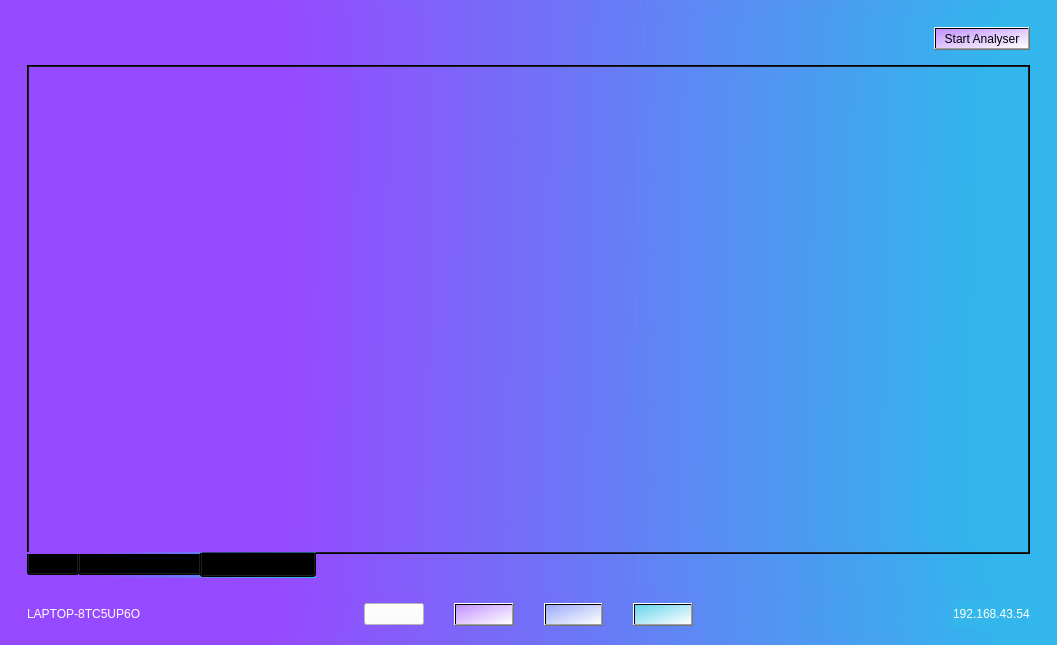
Old version of the form src/designs/mainWindow.ui in the repository MoonPengu/WebScrapper.
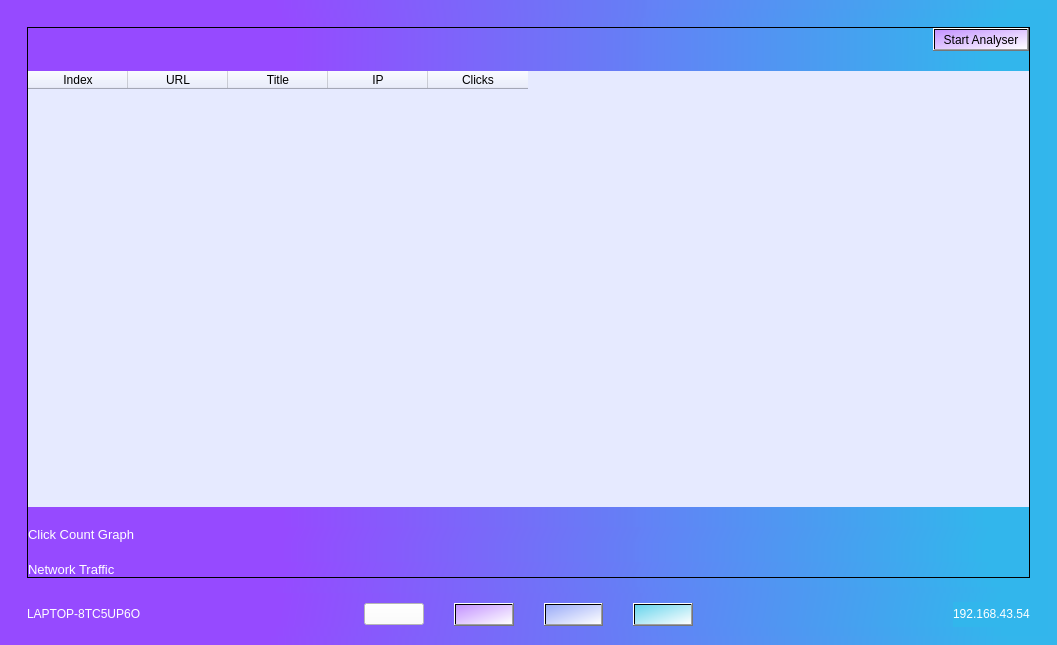
New version of the form. The open tabs and pages were chosen to show the change. Icons and pictures are not drawn.

Patch:
```diff
--- a/src/designs/mainWindow.ui
+++ b/src/designs/mainWindow.ui
@@ -535,9 +535,30 @@
           </layout>
          </widget>
          <widget class="QWidget" name="NetworkAnalyserPage">
-          <layout class="QVBoxLayout" name="verticalLayout_10">
+          <layout class="QVBoxLayout" name="verticalLayout_8">
+           <item>
+            <widget class="QFrame" name="frame_9">
+             <property name="frameShape">
+              <enum>QFrame::StyledPanel</enum>
+             </property>
+             <property name="frameShadow">
+              <enum>QFrame::Raised</enum>
+             </property>
+             <layout class="QVBoxLayout" name="verticalLayout_7">
            <property name="spacing">
-            <number>15</number>
+               <number>20</number>
+              </property>
+              <property name="leftMargin">
+               <number>0</number>
+              </property>
+              <property name="topMargin">
+               <number>0</number>
+              </property>
+              <property name="rightMargin">
+               <number>0</number>
+              </property>
+              <property name="bottomMargin">
+               <number>0</number>
            </property>
            <item alignment="Qt::AlignRight">
             <widget class="QPushButton" name="startAnalyserBtn">
@@ -553,60 +574,19 @@
             </widget>
            </item>
            <item>
-            <widget class="QTabWidget" name="tabWidget">
-             <property name="cursor">
-              <cursorShape>ArrowCursor</cursorShape>
-             </property>
-             <property name="styleSheet">
-              <string notr="true"/>
-             </property>
-             <property name="tabPosition">
-              <enum>QTabWidget::South</enum>
-             </property>
-             <property name="tabShape">
-              <enum>QTabWidget::Rounded</enum>
-             </property>
-             <property name="currentIndex">
-              <number>0</number>
-             </property>
-             <property name="iconSize">
-              <size>
-               <width>16</width>
-               <height>16</height>
-              </size>
-             </property>
-             <property name="elideMode">
-              <enum>Qt::ElideNone</enum>
-             </property>
-             <property name="usesScrollButtons">
-              <bool>true</bool>
-             </property>
-             <property name="documentMode">
-              <bool>false</bool>
-             </property>
-             <property name="tabsClosable">
-              <bool>false</bool>
-             </property>
-             <property name="movable">
-              <bool>true</bool>
-             </property>
-             <property name="tabBarAutoHide">
-              <bool>false</bool>
-             </property>
-             <widget class="QWidget" name="logsTab">
-              <property name="cursor">
-               <cursorShape>ArrowCursor</cursorShape>
-              </property>
-              <attribute name="icon">
-               <iconset resource="../icons.qrc">
-                <normaloff>:/icons/ci_unfold-more_light.svg</normaloff>:/icons/ci_unfold-more_light.svg</iconset>
-              </attribute>
-              <attribute name="title">
-               <string>Logs</string>
-              </attribute>
-              <layout class="QVBoxLayout" name="verticalLayout_16">
-               <item>
                 <widget class="QTableWidget" name="logsTW">
+                <property name="minimumSize">
+                 <size>
+                  <width>0</width>
+                  <height>250</height>
+                 </size>
+                </property>
+                <property name="maximumSize">
+                 <size>
+                  <width>16777215</width>
+                  <height>16777215</height>
+                 </size>
+                </property>
                  <property name="styleSheet">
                   <string notr="true">background-color: rgb(230, 234, 255);</string>
                  </property>
@@ -646,99 +626,33 @@
                  </column>
                 </widget>
                </item>
-              </layout>
-             </widget>
-             <widget class="QWidget" name="ClickRateGraph">
-              <property name="cursor">
-               <cursorShape>ArrowCursor</cursorShape>
-              </property>
-              <attribute name="icon">
-               <iconset resource="../icons.qrc">
-                <normaloff>:/icons/tabler_focus-2_light.svg</normaloff>:/icons/tabler_focus-2_light.svg</iconset>
-              </attribute>
-              <attribute name="title">
-               <string>Click Count Graph</string>
-              </attribute>
-              <layout class="QVBoxLayout" name="verticalLayout_15">
                <item>
-                <widget class="QFrame" name="frame_16">
+               <widget class="QLabel" name="label_4">
                  <property name="styleSheet">
-                  <string notr="true"/>
-                 </property>
-                 <property name="frameShape">
-                  <enum>QFrame::NoFrame</enum>
-                 </property>
-                 <property name="frameShadow">
-                  <enum>QFrame::Raised</enum>
-                 </property>
-                 <layout class="QVBoxLayout" name="verticalLayout_14">
-                  <property name="leftMargin">
-                   <number>0</number>
-                  </property>
-                  <property name="topMargin">
-                   <number>0</number>
-                  </property>
-                  <property name="rightMargin">
-                   <number>0</number>
-                  </property>
-                  <property name="bottomMargin">
-                   <number>0</number>
-                  </property>
+                 <string notr="true">color:white;</string>
+                </property>
+                <property name="text">
+                 <string>&lt;html&gt;&lt;head/&gt;&lt;body&gt;&lt;p&gt;&lt;span style=&quot; font-size:10pt;&quot;&gt;Click Count Graph&lt;/span&gt;&lt;/p&gt;&lt;/body&gt;&lt;/html&gt;</string>
+                </property>
+               </widget>
+              </item>
                   <item>
                    <layout class="QGridLayout" name="clickCountGridLayout"/>
                   </item>
-                 </layout>
-                </widget>
-               </item>
-              </layout>
-             </widget>
-             <widget class="QWidget" name="ClickCountTab">
-              <property name="cursor">
-               <cursorShape>ArrowCursor</cursorShape>
-              </property>
-              <attribute name="icon">
-               <iconset resource="../icons.qrc">
-                <normaloff>:/icons/mdi-light_arrange-send-to-back_light.svg</normaloff>:/icons/mdi-light_arrange-send-to-back_light.svg</iconset>
-              </attribute>
-              <attribute name="title">
-               <string>Click Rate Graph</string>
-              </attribute>
-              <layout class="QVBoxLayout" name="verticalLayout_13">
                <item>
-                <widget class="QFrame" name="frame_13">
+               <widget class="QLabel" name="label_5">
                  <property name="styleSheet">
-                  <string notr="true"/>
-                 </property>
-                 <property name="frameShape">
-                  <enum>QFrame::NoFrame</enum>
-                 </property>
-                 <property name="frameShadow">
-                  <enum>QFrame::Raised</enum>
-                 </property>
-                 <layout class="QVBoxLayout" name="verticalLayout_12">
-                  <property name="spacing">
-                   <number>6</number>
-                  </property>
-                  <property name="leftMargin">
-                   <number>0</number>
-                  </property>
-                  <property name="topMargin">
-                   <number>0</number>
-                  </property>
-                  <property name="rightMargin">
-                   <number>0</number>
-                  </property>
-                  <property name="bottomMargin">
-                   <number>0</number>
-                  </property>
+                 <string notr="true">color:white;</string>
+                </property>
+                <property name="text">
+                 <string>&lt;html&gt;&lt;head/&gt;&lt;body&gt;&lt;p&gt;&lt;span style=&quot; font-size:10pt;&quot;&gt;Network Traffic&lt;/span&gt;&lt;/p&gt;&lt;/body&gt;&lt;/html&gt;</string>
+                </property>
+               </widget>
+              </item>
                   <item>
                    <layout class="QGridLayout" name="clickRateGridLayout"/>
                   </item>
                  </layout>
-                </widget>
-               </item>
-              </layout>
-             </widget>
             </widget>
            </item>
           </layout>
```
Lines whose indentation alone changed are shown as unchanged.
